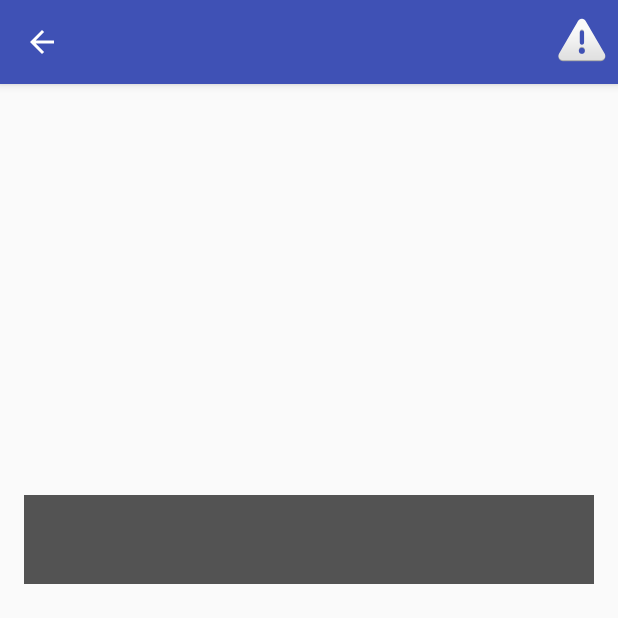
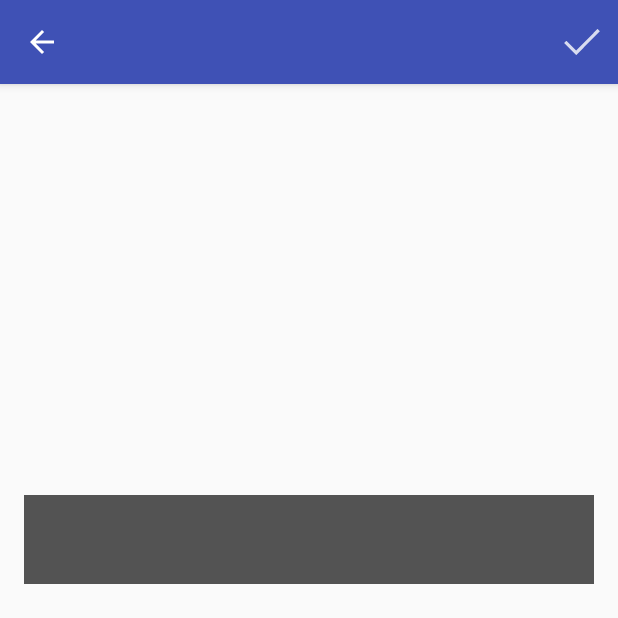
Before and after one commit to BlackDizel/BCBarbershop, an Android app: the ActivityEnroll screen opened directly, with no data from a screen before it, on a phone screen of 412 x 824 dp, the top half of it. Run offline under Robolectric (Android 15) with nearby library versions, the phone set to English and light mode, and no system bars; libraries missing offline, so code that uses them is left out: com.nostra13.universalimageloader.

Commit message:
add enroll icons

```diff
--- a/application/src/main/res/layout/activity_product_info.xml
+++ b/application/src/main/res/layout/activity_product_info.xml
@@ -51,7 +51,7 @@
         android:layout_width="wrap_content"
         android:layout_height="wrap_content"
         android:layout_margin="@dimen/product_info_fab_margin"
-        android:src="@android:drawable/ic_dialog_alert"
+        android:src="@drawable/ic_action_edit"
         app:layout_anchor="@+id/appBar"
         app:layout_anchorGravity="bottom|end" />
 
--- a/application/src/main/res/menu/activity_enroll.xml
+++ b/application/src/main/res/menu/activity_enroll.xml
@@ -6,7 +6,7 @@
     <!--todo add icon -->
     <item
         android:id="@+id/action_confirm"
-        android:icon="@android:drawable/ic_dialog_alert"
+        android:icon="@drawable/ic_action_accept"
         android:title="@string/action_enroll_confirm"
         app:showAsAction="always" />
 </menu>
```
Also changed, not shown: application/src/main/res/drawable-hdpi/ic_action_accept.png (added), application/src/main/res/drawable-hdpi/ic_action_edit.png (added), application/src/main/res/drawable-mdpi/ic_action_accept.png (added), application/src/main/res/drawable-mdpi/ic_action_edit.png (added), application/src/main/res/drawable-xhdpi/ic_action_accept.png (added), application/src/main/res/drawable-xhdpi/ic_action_edit.png (added), application/src/main/res/drawable-xxhdpi/ic_action_accept.png (added), application/src/main/res/drawable-xxhdpi/ic_action_edit.png (added).
